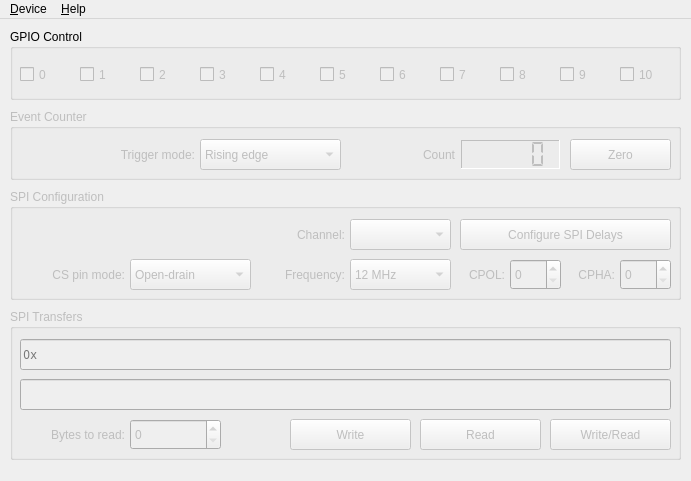
Before: the Qt Designer form src/devicewindow.ui in bloguetronica/cp2130-com, drawn with Qt 5.
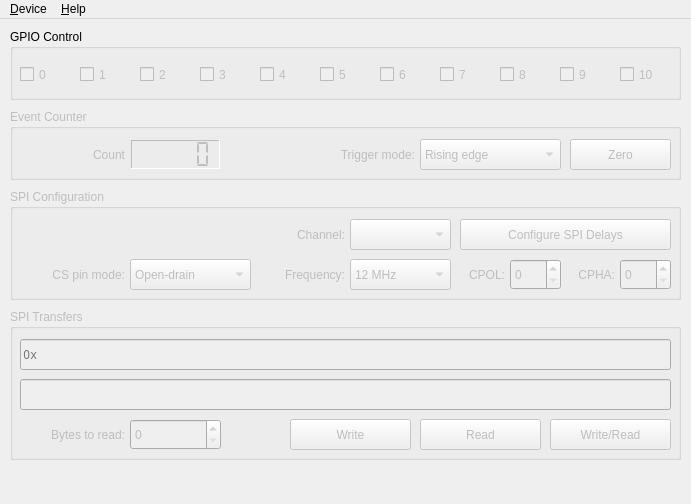
After: the same form once the commit is applied. Icons and pictures are not drawn.

```diff
--- a/src/devicewindow.ui
+++ b/src/devicewindow.ui
@@ -7,19 +7,19 @@
     <x>0</x>
     <y>0</y>
     <width>691</width>
-    <height>481</height>
+    <height>504</height>
    </rect>
   </property>
   <property name="minimumSize">
    <size>
     <width>691</width>
-    <height>481</height>
+    <height>504</height>
    </size>
   </property>
   <property name="maximumSize">
    <size>
     <width>691</width>
-    <height>481</height>
+    <height>504</height>
    </size>
   </property>
   <property name="windowTitle">
@@ -613,9 +613,9 @@
     <widget class="QLCDNumber" name="lcdNumberCount">
      <property name="geometry">
       <rect>
-       <x>451</x>
+       <x>121</x>
        <y>31</y>
-       <width>99</width>
+       <width>89</width>
        <height>29</height>
       </rect>
      </property>
@@ -635,7 +635,7 @@
     <widget class="QLabel" name="labelCount">
      <property name="geometry">
       <rect>
-       <x>340</x>
+       <x>10</x>
        <y>37</y>
        <width>105</width>
        <height>17</height>
@@ -651,7 +651,7 @@
     <widget class="QComboBox" name="comboBoxTriggerMode">
      <property name="geometry">
       <rect>
-       <x>190</x>
+       <x>410</x>
        <y>30</y>
        <width>141</width>
        <height>31</height>
@@ -681,9 +681,9 @@
     <widget class="QLabel" name="labelTriggerMode">
      <property name="geometry">
       <rect>
-       <x>10</x>
+       <x>220</x>
        <y>37</y>
-       <width>175</width>
+       <width>185</width>
        <height>17</height>
       </rect>
      </property>
@@ -726,6 +726,11 @@
    <addaction name="menuDevice"/>
    <addaction name="menuHelp"/>
   </widget>
+  <widget class="QStatusBar" name="statusBar">
+   <property name="sizeGripEnabled">
+    <bool>false</bool>
+   </property>
+  </widget>
   <action name="actionClose">
    <property name="text">
     <string>&amp;Close</string>
```
